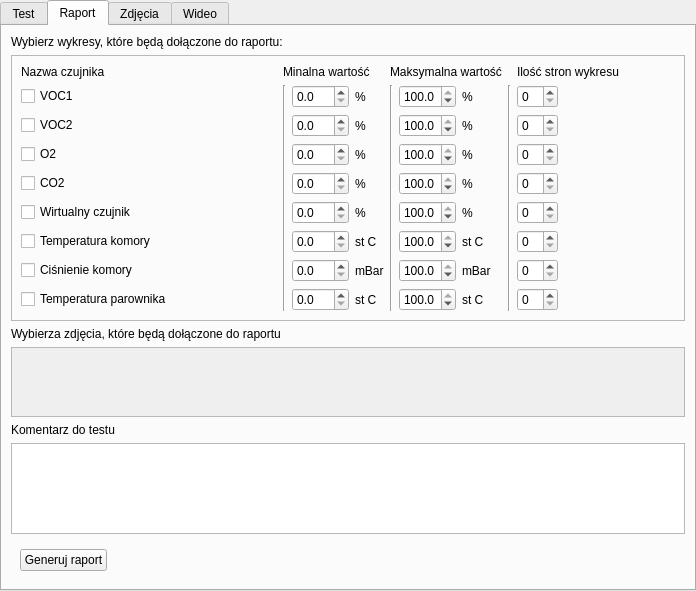
The window that app/testtabswidget.ui (wiacekmarcin/StanowiskoChemiczne) describes before a commit, drawn with Qt 5.
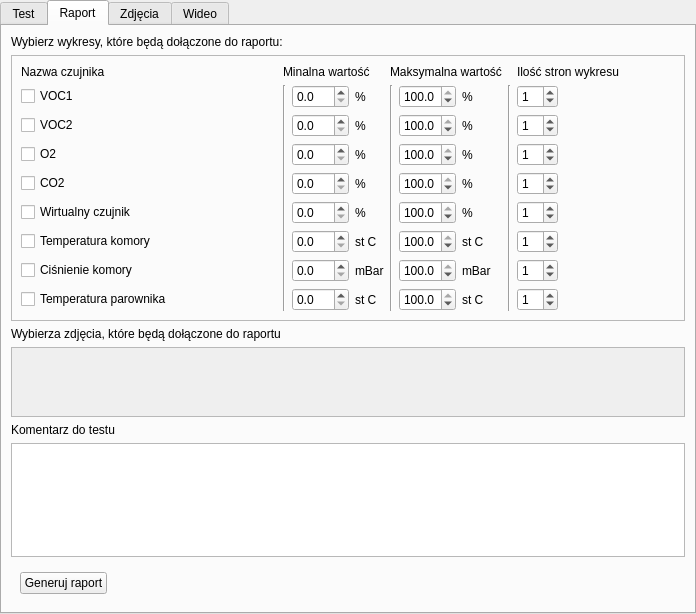
The same window after the commit. Custom widgets are drawn as their Qt base class.

```diff
--- a/app/testtabswidget.ui
+++ b/app/testtabswidget.ui
@@ -7,7 +7,7 @@
     <x>0</x>
     <y>0</y>
     <width>696</width>
-    <height>591</height>
+    <height>614</height>
    </rect>
   </property>
   <property name="windowTitle">
@@ -299,7 +299,11 @@
            </widget>
           </item>
           <item row="1" column="9">
-           <widget class="QSpinBox" name="page_1"/>
+           <widget class="QSpinBox" name="page_1">
+            <property name="value">
+             <number>1</number>
+            </property>
+           </widget>
           </item>
           <item row="8" column="6">
            <widget class="QDoubleSpinBox" name="dbmax_8">
@@ -551,25 +555,53 @@
            </widget>
           </item>
           <item row="2" column="9">
-           <widget class="QSpinBox" name="page_2"/>
+           <widget class="QSpinBox" name="page_2">
+            <property name="value">
+             <number>1</number>
+            </property>
+           </widget>
           </item>
           <item row="3" column="9">
-           <widget class="QSpinBox" name="page_3"/>
+           <widget class="QSpinBox" name="page_3">
+            <property name="value">
+             <number>1</number>
+            </property>
+           </widget>
           </item>
           <item row="4" column="9">
-           <widget class="QSpinBox" name="page_4"/>
+           <widget class="QSpinBox" name="page_4">
+            <property name="value">
+             <number>1</number>
+            </property>
+           </widget>
           </item>
           <item row="5" column="9">
-           <widget class="QSpinBox" name="page_5"/>
+           <widget class="QSpinBox" name="page_5">
+            <property name="value">
+             <number>1</number>
+            </property>
+           </widget>
           </item>
           <item row="6" column="9">
-           <widget class="QSpinBox" name="page_6"/>
+           <widget class="QSpinBox" name="page_6">
+            <property name="value">
+             <number>1</number>
+            </property>
+           </widget>
           </item>
           <item row="7" column="9">
-           <widget class="QSpinBox" name="page_7"/>
+           <widget class="QSpinBox" name="page_7">
+            <property name="value">
+             <number>1</number>
+            </property>
+           </widget>
           </item>
           <item row="8" column="9">
-           <widget class="QSpinBox" name="page_8"/>
+           <widget class="QSpinBox" name="page_8">
+            <property name="value">
+             <number>1</number>
+            </property>
+           </widget>
           </item>
           <item row="2" column="11">
            <spacer name="horizontalSpacer_5">
```
Left out of the diff: 14 changed lines with no effect on the pictures.
